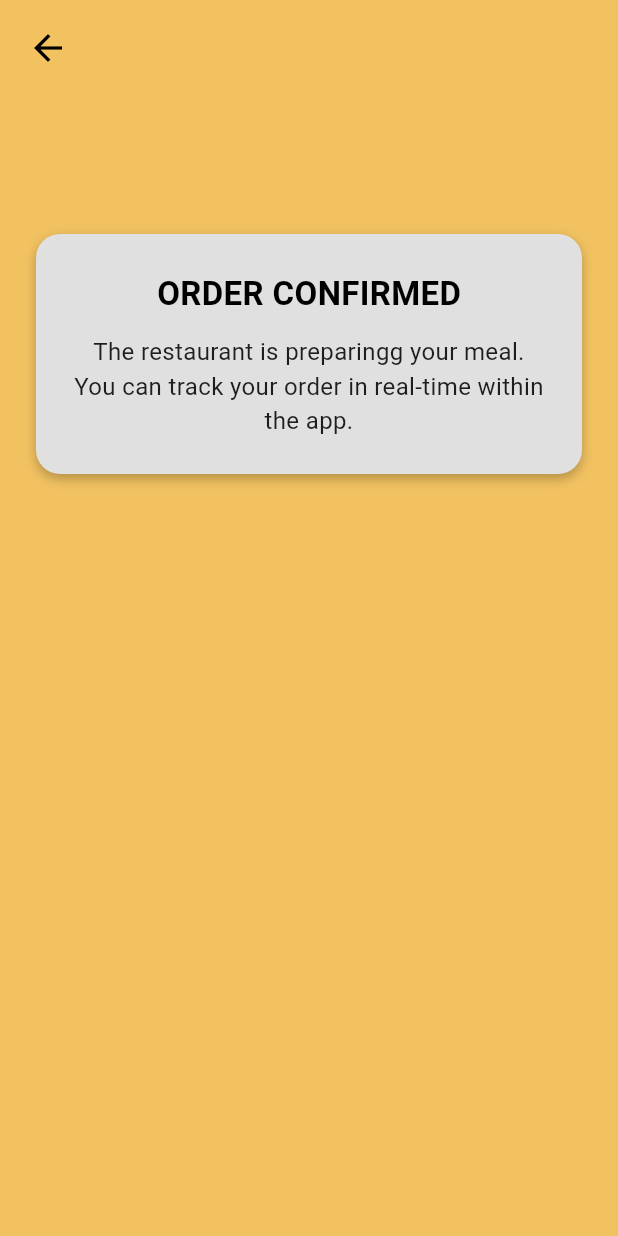
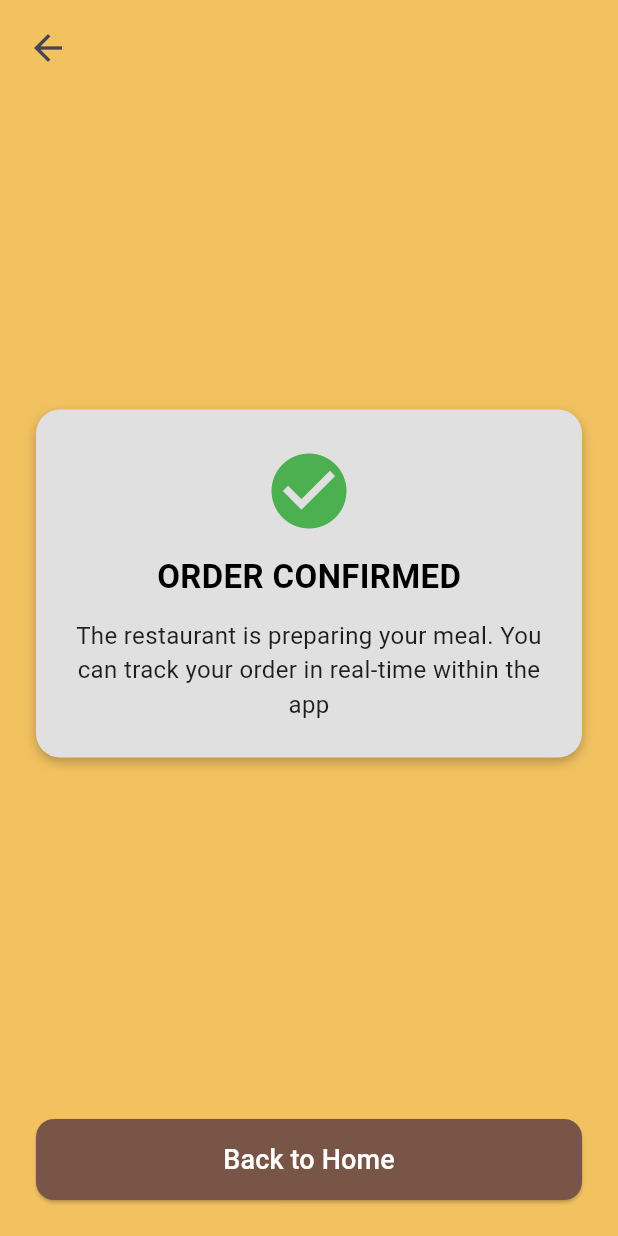
Before and after one commit to pards8/Capstone-App, a Flutter app: the OrderConfirmedScreen screen opened directly, on a phone screen of 412 x 824 dp. Run offline on Flutter 3.47's test engine with Material 3 defaults, Android fonts, the phone set to English and light mode, and no system bars.

Commit message:
week2 day2,3,4,5

```diff
--- a/lib/main.dart
+++ b/lib/main.dart
@@ -1,3 +1,4 @@
+import 'package:capstone_proj/pages/myorders.dart';
 import 'package:flutter/material.dart';
 import 'pages/REGISTER.dart';
 import 'pages/order_confirmed_screen.dart';
@@ -14,7 +15,7 @@ class MyApp extends StatelessWidget {
   Widget build(BuildContext context) {
     return MaterialApp(
       debugShowCheckedModeBanner: false,
-      home: const OrderConfirmedScreen(),
+      home: const MyOrderPage(),
     );
   }
 }
--- a/lib/pages/order_confirmed_screen.dart
+++ b/lib/pages/order_confirmed_screen.dart
@@ -1,4 +1,6 @@
+import 'package:capstone_proj/category_page.dart';
 import 'package:flutter/material.dart';
+
 
 class OrderConfirmedScreen extends StatelessWidget {
   const OrderConfirmedScreen({super.key});
@@ -6,27 +8,27 @@ class OrderConfirmedScreen extends StatelessWidget {
   @override
   Widget build(BuildContext context) {
     return Scaffold(
-      backgroundColor: const Color(0xFFF2C261), // Yellow background
+      backgroundColor: const Color(0xFFF2C261),
       body: SafeArea(
         child: Column(
           children: [
-            // Back Button
+            // Back button
             Padding(
               padding: const EdgeInsets.only(left: 8.0, top: 8.0),
               child: Align(
                 alignment: Alignment.topLeft,
                 child: IconButton(
-                  icon: const Icon(Icons.arrow_back, size: 28, color: Colors.black),
+                  icon: const Icon(Icons.arrow_back, size: 28),
                   onPressed: () {
-                    Navigator.pop(context); // Go back
+                    Navigator.pop(context);
                   },
                 ),
               ),
             ),
 
-            const SizedBox(height: 100),
+            const Spacer(),
 
-            // Centered Card with Text
+            // Confirmation Card
             Padding(
               padding: const EdgeInsets.symmetric(horizontal: 24),
               child: Container(
@@ -43,9 +45,10 @@ class OrderConfirmedScreen extends StatelessWidget {
                     ),
                   ],
                 ),
-                child: const Column(
-                  mainAxisSize: MainAxisSize.min,
-                  children: [
+                child: Column(
+                  children: const [
+                    Icon(Icons.check_circle, size: 60, color: Colors.green),
+                    SizedBox(height: 12),
                     Text(
                       "ORDER CONFIRMED",
                       style: TextStyle(
@@ -56,7 +59,7 @@ class OrderConfirmedScreen extends StatelessWidget {
                     ),
                     SizedBox(height: 12),
                     Text(
-                      "The restaurant is preparingg your meal. You can track your order in real-time within the app.",
+                      "The restaurant is preparing your meal. You can track your order in real-time within the app",
                       textAlign: TextAlign.center,
                       style: TextStyle(
                         fontSize: 16,
@@ -67,6 +70,36 @@ class OrderConfirmedScreen extends StatelessWidget {
                 ),
               ),
             ),
+
+            const Spacer(),
+
+            // Back to Home Button
+            Padding(
+              padding: const EdgeInsets.symmetric(horizontal: 24.0, vertical: 24),
+              child: SizedBox(
+                width: double.infinity,
+                child: ElevatedButton(
+                  onPressed: () {
+                    Navigator.pushAndRemoveUntil(
+                      context,
+                      MaterialPageRoute(builder: (context) => const CategoryPage()),
+                          (Route<dynamic> route) => false,
+                    );
+                  },
+                  style: ElevatedButton.styleFrom(
+                    backgroundColor: Colors.brown,
+                    padding: const EdgeInsets.symmetric(vertical: 14),
+                    shape: RoundedRectangleBorder(
+                      borderRadius: BorderRadius.circular(12),
+                    ),
+                  ),
+                  child: const Text(
+                    "Back to Home",
+                    style: TextStyle(fontSize: 18, color: Colors.white),
+                  ),
+                ),
+              ),
+            ),
           ],
         ),
       ),
```
Also changed, not shown: lib/pages/myorders.dart (added, +144 -0 lines).
